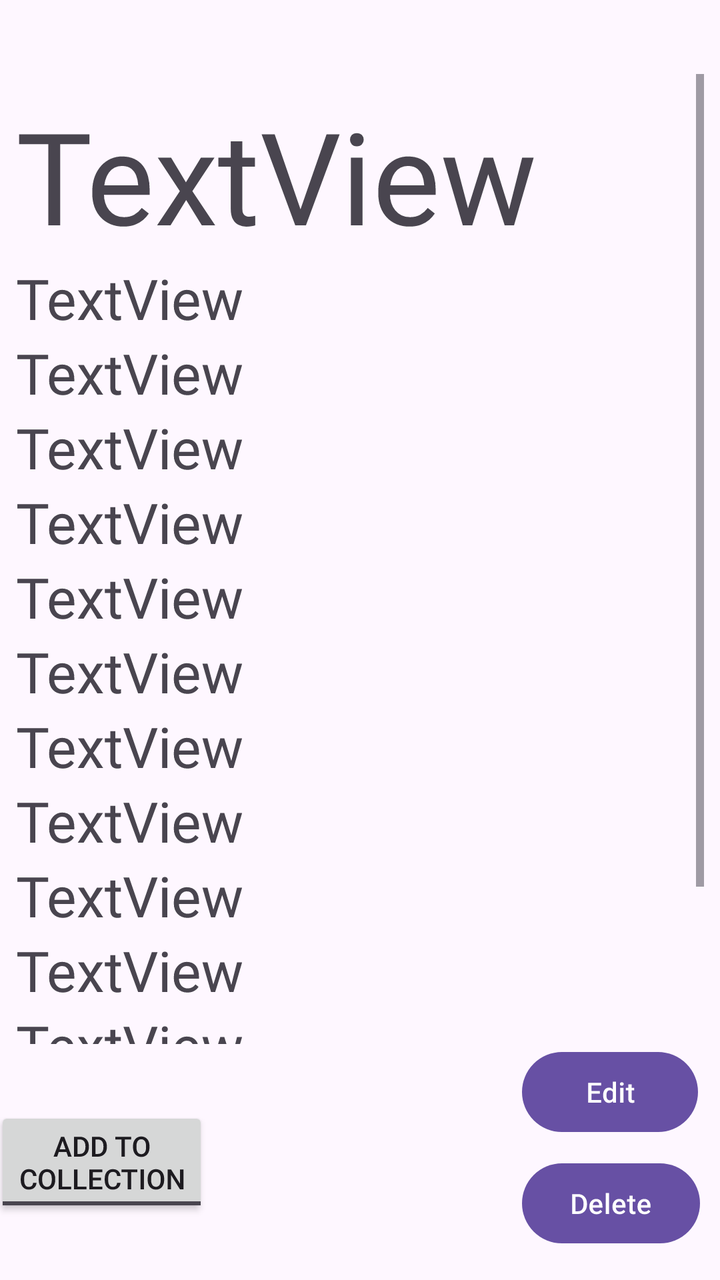
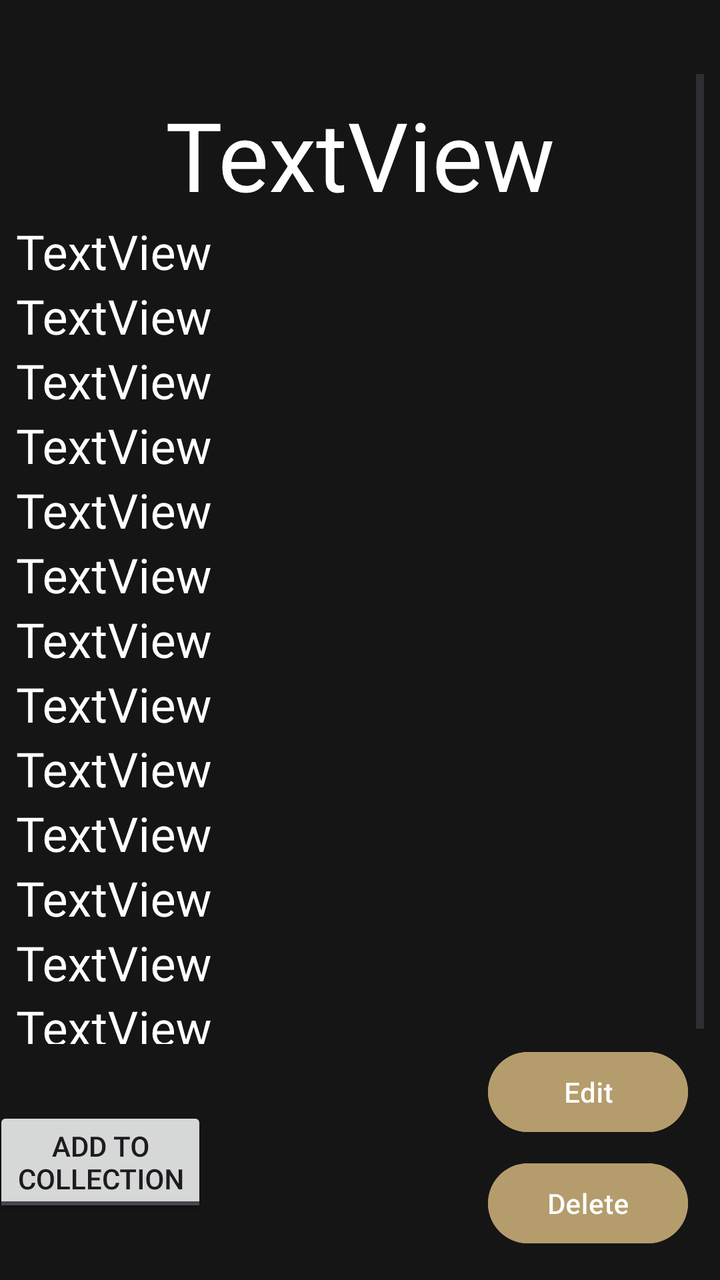

Screens rendered from an Android XML layout before and after an edit, with the pre-edit source and the edit as a unified diff.
<!-- AndroidManifest.xml: application theme Theme.B07DemoSummer2024 -->
<!-- res/layout/fragment_expanded_artifact_view.xml -->
<?xml version="1.0" encoding="utf-8"?>
<androidx.constraintlayout.widget.ConstraintLayout xmlns:android="http://schemas.android.com/apk/res/android"
    xmlns:app="http://schemas.android.com/apk/res-auto"
    xmlns:tools="http://schemas.android.com/tools"
    android:layout_width="match_parent"
    android:layout_height="match_parent"
    android:rotationX="360"
    android:scaleX="1">

    <Button
        android:id="@+id/button"
        android:layout_width="89dp"
        android:layout_height="48dp"
        android:layout_marginEnd="10dp"
        android:layout_marginBottom="7dp"
        android:text="Delete"
        android:textColorLink="#9B0808"
        app:layout_constraintBottom_toBottomOf="parent"
        app:layout_constraintEnd_toEndOf="parent"
        app:layout_constraintTop_toBottomOf="@+id/button2" />

    <Button
        android:id="@+id/button2"
        android:layout_width="88dp"
        android:layout_height="48dp"
        android:layout_marginEnd="11dp"
        android:layout_marginBottom="70dp"
        android:text="Edit"
        android:textColorLink="#A4680F"
        app:layout_constraintBottom_toBottomOf="parent"
        app:layout_constraintEnd_toEndOf="parent" />

    <ScrollView
        android:id="@+id/scrollView3"
        android:layout_width="0dp"
        android:layout_height="0dp"
        android:layout_marginStart="8dp"
        android:layout_marginTop="37dp"
        android:layout_marginEnd="8dp"
        app:layout_constraintBottom_toTopOf="@+id/button2"
        app:layout_constraintEnd_toEndOf="parent"
        app:layout_constraintHorizontal_bias="0.53"
        app:layout_constraintStart_toStartOf="parent"
        app:layout_constraintTop_toTopOf="parent">

        <LinearLayout
            android:id="@+id/linearLayout2"
            android:layout_width="match_parent"
            android:layout_height="wrap_content"
            android:orientation="vertical">

            <ImageView
                android:id="@+id/imageView5"
                android:layout_width="match_parent"
                android:layout_height="wrap_content"
                android:layout_marginTop="8dp"
                android:adjustViewBounds="false" />

            <TextView
                android:id="@+id/name"
                android:layout_width="match_parent"
                android:layout_height="wrap_content"
                android:text="TextView"
                android:textSize="64sp" />

            <TextView
                android:id="@+id/Lotnum"
                android:layout_width="match_parent"
                android:layout_height="wrap_content"
                android:text="TextView"
                android:textSize="28sp" />

            <TextView
                android:id="@+id/description"
                android:layout_width="match_parent"
                android:layout_height="wrap_content"
                android:text="TextView"
                android:textSize="28sp" />

            <TextView
                android:id="@+id/category"
                android:layout_width="match_parent"
                android:layout_height="wrap_content"
                android:text="TextView"
                android:textSize="28sp" />

            <TextView
                android:id="@+id/material"
                android:layout_width="match_parent"
                android:layout_height="wrap_content"
                android:text="TextView"
                android:textSize="28sp" />

            <TextView
                android:id="@+id/dynastyPeriod"
                android:layout_width="match_parent"
                android:layout_height="wrap_content"
                android:text="TextView"
                android:textSize="28sp" />

            <TextView
                android:id="@+id/culturalOrigin"
                android:layout_width="match_parent"
                android:layout_height="wrap_content"
                android:text="TextView"
                android:textSize="28sp" />

            <TextView
                android:id="@+id/dimensions"
                android:layout_width="match_parent"
                android:layout_height="wrap_content"
                android:text="TextView"
                android:textSize="28sp" />

            <TextView
                android:id="@+id/conditionReport"
                android:layout_width="match_parent"
                android:layout_height="wrap_content"
                android:text="TextView"
                android:textSize="28sp" />

            <TextView
                android:id="@+id/currentLocation"
                android:layout_width="match_parent"
                android:layout_height="wrap_content"
                android:text="TextView"
                android:textSize="28sp" />

            <TextView
                android:id="@+id/acquisitionMethod"
                android:layout_width="match_parent"
                android:layout_height="wrap_content"
                android:text="TextView"
                android:textSize="28sp" />

            <TextView
                android:id="@+id/provenance"
                android:layout_width="match_parent"
                android:layout_height="wrap_content"
                android:text="TextView"
                android:textSize="28sp" />

            <TextView
                android:id="@+id/accessionNumber"
                android:layout_width="match_parent"
                android:layout_height="wrap_content"
                android:text="TextView"
                android:textSize="28sp" />

            <TextView
                android:id="@+id/notes"
                android:layout_width="match_parent"
                android:layout_height="wrap_content"
                android:text="TextView"
                android:textSize="28sp" />


        </LinearLayout>
    </ScrollView>

    <ToggleButton
        android:id="@+id/saveArtifactToggle"
        android:layout_width="wrap_content"
        android:layout_height="wrap_content"
        android:layout_marginEnd="160dp"
        android:allowUndo="false"
        android:checked="false"
        android:clickable="true"
        android:focusable="true"
        android:lines="2"
        android:textOff="Add to\nCollection"
        android:textOn="Remove from\nCollection"
        app:layout_constraintBottom_toBottomOf="parent"
        app:layout_constraintEnd_toStartOf="@+id/button"
        app:layout_constraintStart_toStartOf="parent"
        app:layout_constraintTop_toBottomOf="@+id/scrollView3" />

</androidx.constraintlayout.widget.ConstraintLayout>
<!-- resources referenced by this layout -->
<resources>
  <style name="Theme.B07DemoSummer2024" parent="Base.Theme.B07DemoSummer2024" />
  <style name="Base.Theme.B07DemoSummer2024" parent="Theme.Material3.DayNight.NoActionBar">
          
          
          <item name="android:statusBarColor">@color/softblack</item>
          <item name="android:navigationBarColor">@color/softblack</item>
      </style>
  <color name="softblack">#161515</color>
</resources>

<!-- the commit's change to res/layout/fragment_expanded_artifact_view.xml (unified diff, before → after) -->
@@ -4,15 +4,17 @@
     xmlns:tools="http://schemas.android.com/tools"
     android:layout_width="match_parent"
     android:layout_height="match_parent"
+    android:background="@color/softblack"
     android:rotationX="360"
     android:scaleX="1">
 
     <Button
         android:id="@+id/button"
-        android:layout_width="89dp"
+        android:layout_width="100dp"
         android:layout_height="48dp"
-        android:layout_marginEnd="10dp"
+        android:layout_marginEnd="16dp"
         android:layout_marginBottom="7dp"
+        android:backgroundTint="@color/lightgold"
         android:text="Delete"
         android:textColorLink="#9B0808"
         app:layout_constraintBottom_toBottomOf="parent"
@@ -21,10 +23,11 @@
 
     <Button
         android:id="@+id/button2"
-        android:layout_width="88dp"
+        android:layout_width="100dp"
         android:layout_height="48dp"
-        android:layout_marginEnd="11dp"
+        android:layout_marginEnd="16dp"
         android:layout_marginBottom="70dp"
+        android:backgroundTint="@color/lightgold"
         android:text="Edit"
         android:textColorLink="#A4680F"
         app:layout_constraintBottom_toBottomOf="parent"
@@ -61,98 +64,113 @@
                 android:layout_width="match_parent"
                 android:layout_height="wrap_content"
                 android:text="TextView"
-                android:textSize="64sp" />
+                android:textAlignment="center"
+                android:textColor="@color/white"
+                android:textSize="48sp" />
 
             <TextView
                 android:id="@+id/Lotnum"
                 android:layout_width="match_parent"
                 android:layout_height="wrap_content"
                 android:text="TextView"
-                android:textSize="28sp" />
+                android:textColor="@color/white"
+                android:textSize="24sp" />
 
             <TextView
                 android:id="@+id/description"
                 android:layout_width="match_parent"
                 android:layout_height="wrap_content"
                 android:text="TextView"
-                android:textSize="28sp" />
+                android:textColor="@color/white"
+                android:textSize="24sp" />
 
             <TextView
                 android:id="@+id/category"
                 android:layout_width="match_parent"
                 android:layout_height="wrap_content"
                 android:text="TextView"
-                android:textSize="28sp" />
+                android:textColor="@color/white"
+                android:textSize="24sp" />
 
             <TextView
                 android:id="@+id/material"
                 android:layout_width="match_parent"
                 android:layout_height="wrap_content"
                 android:text="TextView"
-                android:textSize="28sp" />
+                android:textColor="@color/white"
+                android:textSize="24sp" />
 
             <TextView
                 android:id="@+id/dynastyPeriod"
                 android:layout_width="match_parent"
                 android:layout_height="wrap_content"
                 android:text="TextView"
-                android:textSize="28sp" />
+                android:textColor="@color/white"
+                android:textSize="24sp" />
 
             <TextView
                 android:id="@+id/culturalOrigin"
                 android:layout_width="match_parent"
                 android:layout_height="wrap_content"
                 android:text="TextView"
-                android:textSize="28sp" />
+                android:textColor="@color/white"
+                android:textSize="24sp" />
 
             <TextView
                 android:id="@+id/dimensions"
                 android:layout_width="match_parent"
                 android:layout_height="wrap_content"
                 android:text="TextView"
-                android:textSize="28sp" />
+                android:textColor="@color/white"
+                android:textSize="24sp" />
 
             <TextView
                 android:id="@+id/conditionReport"
                 android:layout_width="match_parent"
                 android:layout_height="wrap_content"
                 android:text="TextView"
-                android:textSize="28sp" />
+                android:textColor="@color/white"
+                android:textSize="24sp" />
 
             <TextView
                 android:id="@+id/currentLocation"
                 android:layout_width="match_parent"
                 android:layout_height="wrap_content"
                 android:text="TextView"
-                android:textSize="28sp" />
+                android:textColor="@color/white"
+                android:textSize="24sp" />
 
             <TextView
                 android:id="@+id/acquisitionMethod"
                 android:layout_width="match_parent"
                 android:layout_height="wrap_content"
                 android:text="TextView"
-                android:textSize="28sp" />
+                android:textColor="@color/white"
+                android:textSize="24sp" />
 
             <TextView
                 android:id="@+id/provenance"
                 android:layout_width="match_parent"
                 android:layout_height="wrap_content"
                 android:text="TextView"
-                android:textSize="28sp" />
+                android:textColor="@color/white"
+                android:textSize="24sp" />
 
             <TextView
                 android:id="@+id/accessionNumber"
                 android:layout_width="match_parent"
                 android:layout_height="wrap_content"
                 android:text="TextView"
-                android:textSize="28sp" />
+                android:textColor="@color/white"
+                android:textSize="24sp" />
 
             <TextView
                 android:id="@+id/notes"
                 android:layout_width="match_parent"
                 android:layout_height="wrap_content"
                 android:text="TextView"
-                android:textSize="28sp" />
+                android:textColor="@color/white"
+                android:textSize="24sp" />
 
 
         </LinearLayout>
@@ -162,6 +180,7 @@
         android:id="@+id/saveArtifactToggle"
         android:layout_width="wrap_content"
         android:layout_height="wrap_content"
+        android:layout_marginStart="16dp"
         android:layout_marginEnd="160dp"
         android:allowUndo="false"
         android:checked="false"
<!-- resource entries referenced after the edit -->
@@ -1,5 +1,6 @@
 <!-- resources referenced by this layout -->
 <resources>
+  <color name="lightgold">#B59C6C</color>
   <style name="Theme.B07DemoSummer2024" parent="Base.Theme.B07DemoSummer2024" />
   <style name="Base.Theme.B07DemoSummer2024" parent="Theme.Material3.DayNight.NoActionBar">
           
@@ -8,5 +9,6 @@
           <item name="android:navigationBarColor">@color/softblack</item>
       </style>
   <color name="softblack">#161515</color>
+  <color name="white">#FFFFFFFF</color>
 </resources>
 
